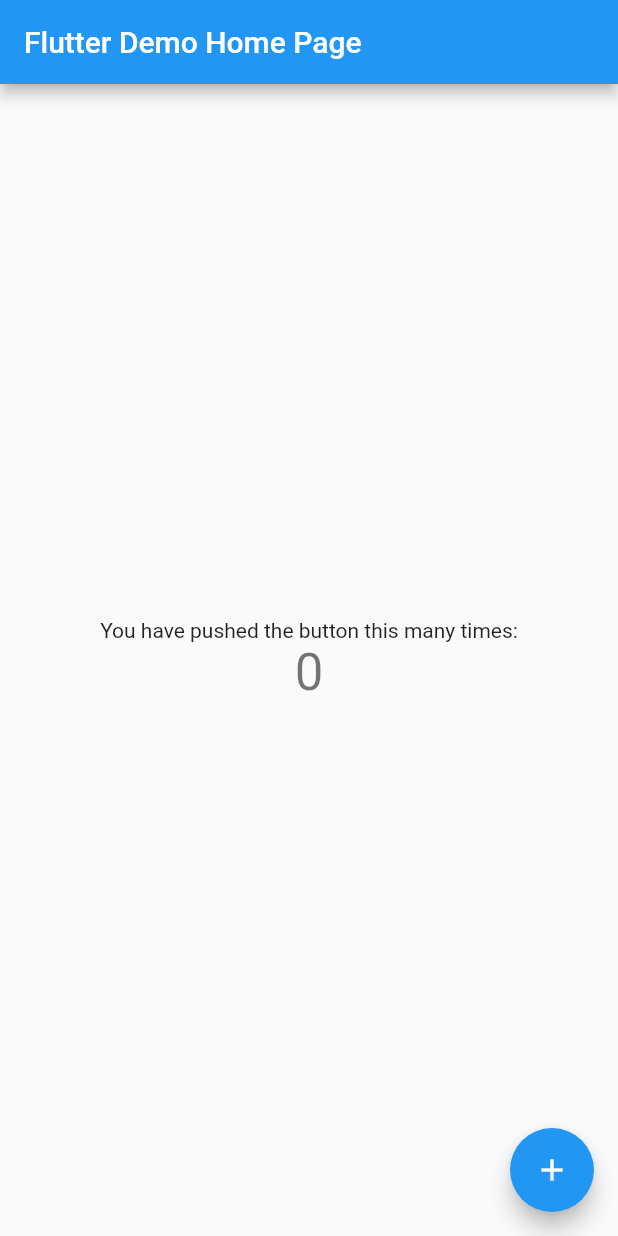
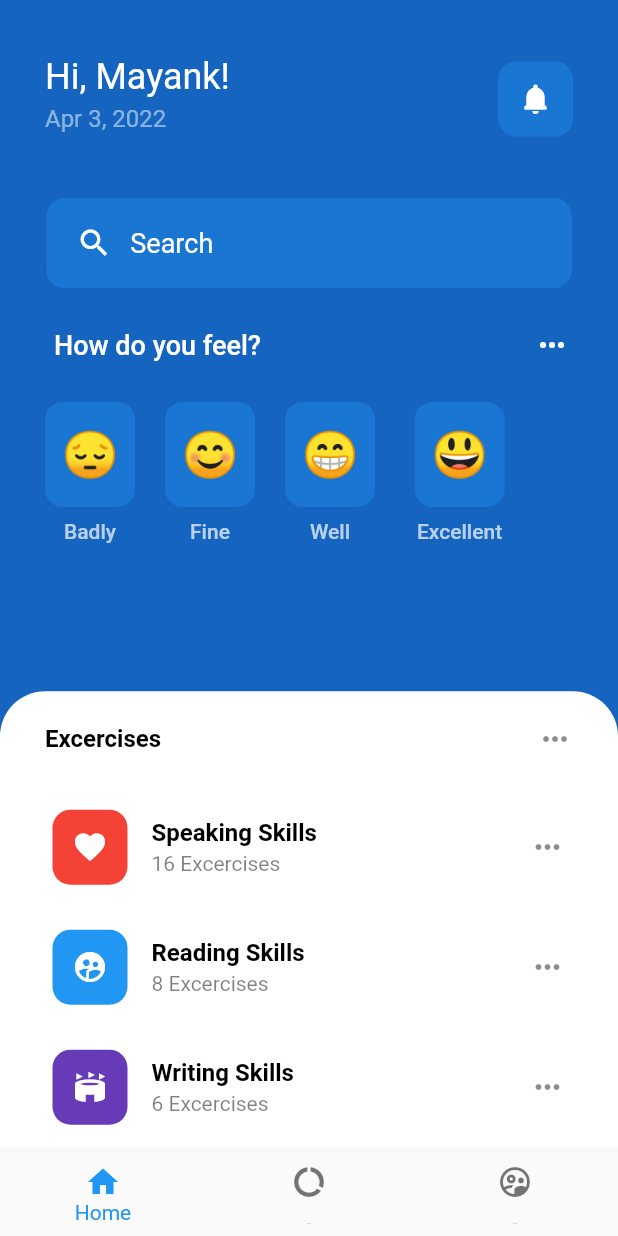
Before and after one commit to Ghost-9/healthapp_ui, a Flutter app: the screen it shows after launch, on a phone screen of 412 x 824 dp. Run offline on Flutter 3.47's test engine with Material 2 defaults, Android fonts, the phone set to English and light mode, and no system bars.

Commit message:
chore: added homepage UI

```diff
--- a/lib/main.dart
+++ b/lib/main.dart
@@ -1,4 +1,5 @@
 import 'package:flutter/material.dart';
+import 'package:healthapp_ui/screens/homepage.dart';
 
 void main() {
   runApp(const MyApp());
@@ -7,109 +8,11 @@
 class MyApp extends StatelessWidget {
   const MyApp({Key? key}) : super(key: key);
 
-  // This widget is the root of your application.
   @override
   Widget build(BuildContext context) {
-    return MaterialApp(
-      title: 'Flutter Demo',
-      theme: ThemeData(
-        // This is the theme of your application.
-        //
-        // Try running your application with "flutter run". You'll see the
-        // application has a blue toolbar. Then, without quitting the app, try
-        // changing the primarySwatch below to Colors.green and then invoke
-        // "hot reload" (press "r" in the console where you ran "flutter run",
-        // or simply save your changes to "hot reload" in a Flutter IDE).
-        // Notice that the counter didn't reset back to zero; the application
-        // is not restarted.
-        primarySwatch: Colors.blue,
-      ),
-      home: const MyHomePage(title: 'Flutter Demo Home Page'),
+    return const MaterialApp(
+      debugShowCheckedModeBanner: false,
+      home: HomePage(),
     );
   }
 }
-
-class MyHomePage extends StatefulWidget {
-  const MyHomePage({Key? key, required this.title}) : super(key: key);
-
-  // This widget is the home page of your application. It is stateful, meaning
-  // that it has a State object (defined below) that contains fields that affect
-  // how it looks.
-
-  // This class is the configuration for the state. It holds the values (in this
-  // case the title) provided by the parent (in this case the App widget) and
-  // used by the build method of the State. Fields in a Widget subclass are
-  // always marked "final".
-
-  final String title;
-
-  @override
-  State<MyHomePage> createState() => _MyHomePageState();
-}
-
-class _MyHomePageState extends State<MyHomePage> {
-  int _counter = 0;
-
-  void _incrementCounter() {
-    setState(() {
-      // This call to setState tells the Flutter framework that something has
-      // changed in this State, which causes it to rerun the build method below
-      // so that the display can reflect the updated values. If we changed
-      // _counter without calling setState(), then the build method would not be
-      // called again, and so nothing would appear to happen.
-      _counter++;
-    });
-  }
-
-  @override
-  Widget build(BuildContext context) {
-    // This method is rerun every time setState is called, for instance as done
-    // by the _incrementCounter method above.
-    //
-    // The Flutter framework has been optimized to make rerunning build methods
-    // fast, so that you can just rebuild anything that needs updating rather
-    // than having to individually change instances of widgets.
-    return Scaffold(
-      appBar: AppBar(
-        // Here we take the value from the MyHomePage object that was created by
-        // the App.build method, and use it to set our appbar title.
-        title: Text(widget.title),
-      ),
-      body: Center(
-        // Center is a layout widget. It takes a single child and positions it
-        // in the middle of the parent.
-        child: Column(
-          // Column is also a layout widget. It takes a list of children and
-          // arranges them vertically. By default, it sizes itself to fit its
-          // children horizontally, and tries to be as tall as its parent.
-          //
-          // Invoke "debug painting" (press "p" in the console, choose the
-          // "Toggle Debug Paint" action from the Flutter Inspector in Android
-          // Studio, or the "Toggle Debug Paint" command in Visual Studio Code)
-          // to see the wireframe for each widget.
-          //
-          // Column has various properties to control how it sizes itself and
-          // how it positions its children. Here we use mainAxisAlignment to
-          // center the children vertically; the main axis here is the vertical
-          // axis because Columns are vertical (the cross axis would be
-          // horizontal).
-          mainAxisAlignment: MainAxisAlignment.center,
-          children: <Widget>[
-            const Text(
-              'You have pushed the button this many times:',
-            ),
-            Text(
-              '$_counter',
-              style: Theme.of(context).textTheme.headline4,
-            ),
-          ],
-        ),
-      ),
-      floatingActionButton: FloatingActionButton(
-        onPressed: _incrementCounter,
-        tooltip: 'Increment',
-        child: const Icon(Icons.add),
-      ), // This trailing comma makes auto-formatting nicer for build methods.
-    );
-  }
-}
--- /dev/null
+++ b/lib/screens/homepage.dart
@@ -0,0 +1,175 @@
+import 'package:flutter/material.dart';
+import 'package:healthapp_ui/widgets/emoji.dart';
+import 'package:healthapp_ui/widgets/excercises_tile.dart';
+import 'package:intl/intl.dart';
+
+class HomePage extends StatelessWidget {
+  const HomePage({Key? key}) : super(key: key);
+
+  @override
+  Widget build(BuildContext context) {
+    return Scaffold(
+      bottomNavigationBar: BottomNavigationBar(
+        enableFeedback: true,
+        unselectedLabelStyle: const TextStyle(fontSize: 1),
+        items: const [
+          BottomNavigationBarItem(icon: Icon(Icons.home), label: 'Home'),
+          BottomNavigationBarItem(
+              icon: Icon(Icons.data_saver_off_sharp), label: 'Menu'),
+          BottomNavigationBarItem(
+              icon: Icon(Icons.supervised_user_circle_outlined),
+              label: 'Profile'),
+        ],
+      ),
+      backgroundColor: Colors.blue[800],
+      body: SafeArea(
+        child: Stack(
+          children: [
+            Column(
+              children: [
+                ListTile(
+                  contentPadding: const EdgeInsets.all(30),
+                  title: const Text(
+                    'Hi, Mayank!',
+                    style: TextStyle(color: Colors.white, fontSize: 24),
+                  ),
+                  subtitle: Padding(
+                    padding: const EdgeInsets.only(top: 4.0),
+                    child: Text(
+                      DateFormat("yMMMd").format(
+                        DateTime.now(),
+                      ),
+                      style: TextStyle(
+                          color: Colors.white.withOpacity(0.5), fontSize: 16),
+                    ),
+                  ),
+                  trailing: Container(
+                      height: 50,
+                      width: 50,
+                      decoration: BoxDecoration(
+                          borderRadius: BorderRadius.circular(12),
+                          color: Colors.blue[700]),
+                      child: const Icon(
+                        Icons.notifications_rounded,
+                        color: Colors.white,
+                      )),
+                ),
+                Container(
+                  width: MediaQuery.of(context).size.width * 0.85,
+                  height: 60,
+                  decoration: BoxDecoration(
+                      borderRadius: BorderRadius.circular(12),
+                      color: Colors.blue[700]),
+                  child: Padding(
+                    padding: const EdgeInsets.symmetric(horizontal: 20),
+                    child: Row(children: const [
+                      Icon(Icons.search, color: Colors.white),
+                      SizedBox(
+                        width: 12,
+                      ),
+                      Text(
+                        'Search',
+                        style: TextStyle(color: Colors.white, fontSize: 18),
+                      )
+                    ]),
+                  ),
+                ),
+                ListTile(
+                    contentPadding: const EdgeInsets.symmetric(
+                        horizontal: 20, vertical: 10),
+                    horizontalTitleGap: 100,
+                    title: const Padding(
+                      padding: EdgeInsets.only(left: 16.0),
+                      child: Text('How do you feel?',
+                          style: TextStyle(
+                              color: Colors.white,
+                              fontSize: 18,
+                              fontWeight: FontWeight.w500)),
+                    ),
+                    trailing: IconButton(
+                        onPressed: () {},
+                        icon: const Icon(
+                          Icons.more_horiz_rounded,
+                          color: Colors.white,
+                        ))),
+                Padding(
+                  padding: const EdgeInsets.symmetric(horizontal: 20.0),
+                  child: Row(
+                    children: const [
+                      Emoticon(
+                        emojiName: 'Badly',
+                        emojiType: '😔',
+                      ),
+                      Emoticon(
+                        emojiName: 'Fine',
+                        emojiType: '😊',
+                      ),
+                      Emoticon(
+                        emojiName: 'Well',
+                        emojiType: '😁',
+                      ),
+                      Emoticon(
+                        emojiName: 'Excellent',
+                        emojiType: '😃',
+                      )
+                    ],
+                  ),
+                ),
+              ],
+            ),
+            DraggableScrollableSheet(
+              initialChildSize: 0.40,
+              minChildSize: 0.40,
+              maxChildSize: 0.8,
+              builder:
+                  (BuildContext context, ScrollController scrollController) {
+                return SingleChildScrollView(
+                  physics: const BouncingScrollPhysics(),
+                  controller: scrollController,
+                  child: Container(
+                    height: MediaQuery.of(context).size.height * 0.7,
+                    decoration: const BoxDecoration(
+                      color: Colors.white,
+                      borderRadius: BorderRadius.only(
+                        topLeft: Radius.circular(30),
+                        topRight: Radius.circular(30),
+                      ),
+                    ),
+                    child: Column(
+                      children: const [
+                        ListTile(
+                          contentPadding:
+                              EdgeInsets.symmetric(horizontal: 30, vertical: 4),
+                          title: Text('Excercises',
+                              style: TextStyle(
+                                  color: Colors.black,
+                                  fontWeight: FontWeight.bold)),
+                          trailing: Icon(Icons.more_horiz_rounded),
+                        ),
+                        ExcercisesTile(
+                            iconType: Icons.favorite,
+                            subtitle: '16 Excercises',
+                            title: 'Speaking Skills',
+                            backgroundColor: Colors.red),
+                        ExcercisesTile(
+                            iconType: Icons.supervised_user_circle,
+                            subtitle: '8 Excercises',
+                            title: 'Reading Skills',
+                            backgroundColor: Colors.blue),
+                        ExcercisesTile(
+                            iconType: Icons.stadium,
+                            subtitle: '6 Excercises',
+                            title: 'Writing Skills',
+                            backgroundColor: Colors.deepPurple),
+                      ],
+                    ),
+                  ),
+                );
+              },
+            ),
+          ],
+        ),
+      ),
+    );
+  }
+}
--- /dev/null
+++ b/lib/widgets/emoji.dart
@@ -0,0 +1,41 @@
+import 'package:flutter/material.dart';
+
+class Emoticon extends StatelessWidget {
+  final String emojiType;
+  final String emojiName;
+  const Emoticon({Key? key, required this.emojiName, required this.emojiType})
+      : super(key: key);
+
+  @override
+  Widget build(BuildContext context) {
+    return Padding(
+      padding: const EdgeInsets.symmetric(horizontal: 10.0),
+      child: Column(
+        children: [
+          Container(
+            height: 70,
+            width: 60,
+            decoration: BoxDecoration(
+                borderRadius: BorderRadius.circular(12),
+                color: Colors.blue[700]),
+            child: Center(
+              child: Text(
+                emojiType,
+                style: Theme.of(context)
+                    .textTheme
+                    .headline2!
+                    .copyWith(color: Colors.white, fontSize: 30),
+              ),
+            ),
+          ),
+          Padding(
+            padding: const EdgeInsets.all(8.0),
+            child: Text(emojiName,
+                style: Theme.of(context).textTheme.headline6!.copyWith(
+                    color: Colors.white.withOpacity(0.7), fontSize: 14)),
+          )
+        ],
+      ),
+    );
+  }
+}
--- /dev/null
+++ b/lib/widgets/excercises_tile.dart
@@ -0,0 +1,36 @@
+import 'package:flutter/material.dart';
+
+class ExcercisesTile extends StatelessWidget {
+  final String title;
+  final String subtitle;
+  final IconData iconType;
+  final Color backgroundColor;
+  const ExcercisesTile(
+      {Key? key,
+      required this.iconType,
+      required this.subtitle,
+      required this.title,
+      required this.backgroundColor})
+      : super(key: key);
+
+  @override
+  Widget build(BuildContext context) {
+    return ListTile(
+      contentPadding: const EdgeInsets.symmetric(horizontal: 35, vertical: 4),
+      leading: Container(
+          height: 50,
+          width: 50,
+          decoration: BoxDecoration(
+              borderRadius: BorderRadius.circular(12), color: backgroundColor),
+          child: Icon(iconType, color: Colors.white)),
+      title: Text(title,
+          style: const TextStyle(
+              color: Colors.black, fontWeight: FontWeight.bold)),
+      subtitle: Text(subtitle,
+          style: TextStyle(
+              color: Colors.black.withOpacity(0.5),
+              fontWeight: FontWeight.normal)),
+      trailing: const Icon(Icons.more_horiz_rounded),
+    );
+  }
+}
--- a/pubspec.yaml
+++ b/pubspec.yaml
@@ -29,6 +29,7 @@
 dependencies:
   flutter:
     sdk: flutter
+  intl: any
 
 
   # The following adds the Cupertino Icons font to your application.
```
Also changed, not shown: pubspec.lock, 1 other file.
